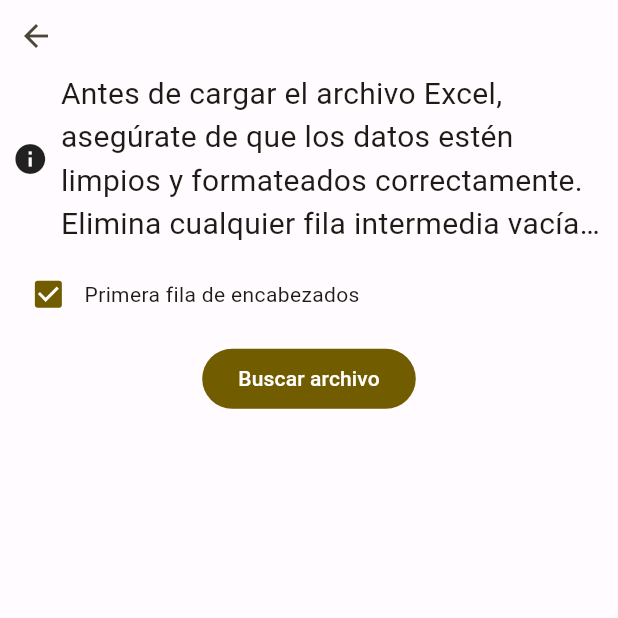
After one commit to DataBase18/Estadistica-II-PF, a Flutter app: the MMCScreen screen opened by its route, on a phone screen of 412 x 824 dp, the top half of it. The commit adds this screen. Run offline on Flutter 3.47's test engine with Material 3 defaults, Android fonts, the light colour scheme and no system bars; our stand-ins replace file_picker, fl_chart, flutter_svg, lottie, sqflite; missing offline and left inert: awesome_icons, dart:ffi, excel; accounts and stored records are empty.

Commit message:
Se agrego el menu de MMC, ya lee excel y hace las sumatorias. pendiente hacer calculos, setteear la lista para la tabla, setteear el nombre del arhchivo, poner el boton de generar excel de respuesta, e insertar el estadistico

```diff
--- a/lib/GlobalConstants.dart
+++ b/lib/GlobalConstants.dart
@@ -6,6 +6,8 @@ class GlobalConstants {
   static String sizeSampleCalcScreen = "sizeSampleCalcScreen";
   static String intervalEstimationScreen ="trustIntervalsScreen";
   static String inferenceAboutSampleScreen="inferenceAboutSampleScreen";
+  static String mmcScreen="mmcScreen";
+
 
   static String inputValidatorNumberError = "Ingrese un número";
   static String processTextButton  = "Procesar";
--- a/lib/main.dart
+++ b/lib/main.dart
@@ -1,6 +1,7 @@
 import 'package:fisicapf/GlobalConstants.dart';
 import 'package:fisicapf/screens/physical/conversion/ui/ConversionScreen.dart';
 import 'package:fisicapf/screens/screens.dart';
+import 'package:fisicapf/screens/statistics/MMC/ui/MMCScreen.dart';
 import 'package:fisicapf/screens/statistics/inferenceAboutSample/ui/InferenceAboutSampleScreen.dart';
 import 'package:fisicapf/screens/statistics/intervalEstimation/ui/IntervalEstimationScreen.dart';
 import 'package:fisicapf/services/services.dart';
@@ -31,7 +32,8 @@ class MyApp extends StatelessWidget {
         GlobalConstants.aleatorySampleScreen: (_) => AleatorySampleScreen(),
         GlobalConstants.sizeSampleCalcScreen: (_) => SizeSampleCalcScreen(),
         GlobalConstants.intervalEstimationScreen: (_) => IntervalEstimationScreen(),
-        GlobalConstants.inferenceAboutSampleScreen: (_) => InferenceAboutSampleScreen()
+        GlobalConstants.inferenceAboutSampleScreen: (_) => InferenceAboutSampleScreen(),
+        GlobalConstants.mmcScreen: (_) => MMCScreen()
       },
       initialRoute: GlobalConstants.homeScreenPath,
     );
--- /dev/null
+++ b/lib/screens/statistics/MMC/data/MMCConstants.dart
@@ -0,0 +1,20 @@
+
+class MMCConstants{
+  static  String instructions=""
+      "Antes de cargar el archivo Excel, asegúrate de que los datos estén limpios "
+      "y formateados correctamente. Elimina cualquier fila intermedia vacía para"
+      " evitar posibles errores de carga. Verifica que todos los valores estén en"
+      " formato numérico. Además, es importante tener en cuenta que la primera"
+      " columna del archivo Excel debe contener la variable independiente, mientras"
+      " que la segunda columna debe contener la variable dependiente.";
+  static String selectFileTextButton="Buscar archivo";
+  static String firstRowTitlesCheckLabel= "Primera fila de encabezados";
+  static String readExcelError="Ocurrio un error al leer el excel";
+
+  static String emptyXValueMessage="Se encontro un valor vacio en la variable X de la fila ";
+  static String emptyYValueMessage="Se encontro un valor vacio en la variable Y de la fila ";
+  static String noNumberXValueMessage="Se ingreso un valor no numerico en la variable X de la fila ";
+  static String noNumberYValueMessage="Se ingreso un valor no numerico en la variable Y de la fila ";
+
+
+}
--- /dev/null
+++ b/lib/screens/statistics/MMC/domain/MMCRepository.dart
@@ -0,0 +1,7 @@
+
+import 'package:fisicapf/services/services.dart';
+
+class MMCRepository {
+  SQLLiteService service = SQLLiteService();
+
+}
--- /dev/null
+++ b/lib/screens/statistics/MMC/ui/MMCEvent.dart
@@ -0,0 +1,15 @@
+
+
+import 'dart:typed_data';
+
+import 'package:fisicapf/mvvm/observer.dart';
+
+class ChangeFirstRowTitlesCheckBox extends ViewEvent{
+  bool newState;
+  ChangeFirstRowTitlesCheckBox(this.newState):super("ChangeFirstRowTitlesCheckBox");
+}
+
+class ShowSimpleAlert extends ViewEvent {
+  String message;
+  ShowSimpleAlert(this.message):super("ShowSimpleAlert");
+}
--- /dev/null
+++ b/lib/screens/statistics/MMC/ui/MMCScreen.dart
@@ -0,0 +1,110 @@
+
+import 'package:fisicapf/mvvm/observer.dart';
+import 'package:fisicapf/screens/statistics/MMC/data/MMCConstants.dart';
+import 'package:fisicapf/screens/statistics/MMC/domain/MMCRepository.dart';
+import 'package:fisicapf/screens/statistics/MMC/ui/MMCEvent.dart';
+import 'package:fisicapf/screens/statistics/MMC/ui/MMCState.dart';
+import 'package:fisicapf/screens/statistics/MMC/ui/MMCViewModel.dart';
+import 'package:fisicapf/widgets/AlertBasic.dart';
+import 'package:fisicapf/widgets/TitleText.dart';
+import 'package:flutter/material.dart';
+
+class MMCScreen extends StatefulWidget {
+  const MMCScreen({super.key});
+
+  @override
+  State<MMCScreen> createState() => _MMCScreenState();
+}
+
+class _MMCScreenState extends State<MMCScreen> implements EventObserver {
+
+  MMCState state = MMCState();
+  MMCViewModel viewModel = MMCViewModel(MMCRepository());
+
+  @override
+  void initState(){
+    super.initState();
+    viewModel.subscribe(this);
+  }
+
+  @override
+  void dispose(){
+    viewModel.unsubscribe(this);
+    super.dispose();
+  }
+
+  @override
+  Widget build(BuildContext context) {
+    final width = MediaQuery.of(context).size.width;
+    final height = MediaQuery.of(context).size.height;
+
+    return SafeArea(
+      child: Scaffold(
+        body: Column(
+          crossAxisAlignment: CrossAxisAlignment.start,
+          children: [
+            const BackButton(),
+            Padding(
+              padding:  EdgeInsets.symmetric(horizontal: width*0.02),
+              child: Column(
+                children: [
+                  Row(
+                    children: [
+                      const Icon(Icons.info),
+                      SizedBox(width: width*0.02,),
+                      Expanded(child: TitleText(text: MMCConstants.instructions, fontSize: 20, maxLines: 4,)),
+                    ],
+                  ),
+                  SizedBox(height: height*0.01,),
+                  Row(
+                    children: [
+                      Checkbox(
+                        value: state.firstRowTitles,
+                        onChanged: (newValue){
+                          viewModel.changeFirstRowTitlesValue(newValue??true);
+                        }
+                      ),
+                      Text(MMCConstants.firstRowTitlesCheckLabel)
+                    ],
+                  ),
+                  SizedBox(height: height*0.01,),
+                  FilledButton(
+                    onPressed: (){
+                      viewModel.selectedFile(state.firstRowTitles);
+                    },
+                    child: Text(MMCConstants.selectFileTextButton),
+                  )
+                ],
+              ),
+            )
+          ],
+        ),
+      ),
+    );
+  }
+
+  @override
+  void notify(ViewEvent event) {
+    switch(event.runtimeType){
+      case ShowSimpleAlert:
+        _handleShowSimpleAlert(event as ShowSimpleAlert);
+      case ChangeFirstRowTitlesCheckBox:
+        _handleChangeFirstRowTitlesCheckBox(event as ChangeFirstRowTitlesCheckBox);
+
+    }
+  }
+
+  void _handleShowSimpleAlert(ShowSimpleAlert event) {
+    showDialog(context: context, builder: (context){
+      return AlertBasic(content: event.message);
+    });
+  }
+
+  void _handleChangeFirstRowTitlesCheckBox(ChangeFirstRowTitlesCheckBox event) {
+    setState(() {
+      state.firstRowTitles=!state.firstRowTitles;
+    });
+  }
+
+
+}
--- /dev/null
+++ b/lib/screens/statistics/MMC/ui/MMCState.dart
@@ -0,0 +1,5 @@
+
+class MMCState {
+  bool loadingProcess=false;
+  bool firstRowTitles = true;
+ }
--- a/lib/screens/statistics/home/data/StatisticsConstants.dart
+++ b/lib/screens/statistics/home/data/StatisticsConstants.dart
@@ -17,4 +17,7 @@ class StatisticsConstants {
 
   static String inferenceAboutSampleTitle="Inferencia sobre una muestra";
   static String inferenceAboutSampleDescription="Calcule la probablidad con base a datos en la campana de Gauss y muestre sus intervalos de aceptación de hipotesis";
+
+  static String mmcTitle="Método de minimos cuadrados MMC";
+  static String mmcDescription="Calcula la proyección de datos mediante la igualación de los momentos muestrales con los momentos teóricos de la distribución. ";
 }
--- a/lib/screens/statistics/home/ui/StatisticsScreen.dart
+++ b/lib/screens/statistics/home/ui/StatisticsScreen.dart
@@ -54,6 +54,11 @@ class _StatisticsScreenState extends State<StatisticsScreen>  implements EventOb
         description: StatisticsConstants.inferenceAboutSampleDescription,
         screenPath: GlobalConstants.inferenceAboutSampleScreen
     ),
+    MenuModel(
+        title: StatisticsConstants.mmcTitle,
+        description: StatisticsConstants.mmcDescription,
+        screenPath: GlobalConstants.mmcScreen
+    ),
   ];
 
   @override
--- a/pubspec.yaml
+++ b/pubspec.yaml
@@ -36,6 +36,9 @@ dependencies:
   fl_chart: ^0.67.0
   sqflite: ^2.0.0+1
   intl: ^0.19.0
+  file_picker:
+  excel: ^4.0.3
+
 
   # The following adds the Cupertino Icons font to your application.
   # Use with the CupertinoIcons class for iOS style icons.
```
Also changed, not shown: lib/screens/statistics/MMC/ui/MMCViewModel.dart (added, +109 -0 lines), pubspec.lock, 1 other file.
